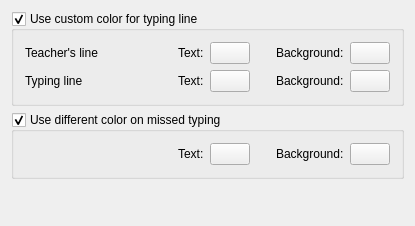
KDE/ktouch, file src/ui/ktouchprefcolorspage.ui: the form before one commit.
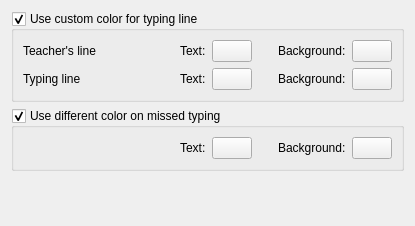
The form after the commit. Custom widgets are drawn as their Qt base class.

```diff
--- a/src/ui/ktouchprefcolorspage.ui
+++ b/src/ui/ktouchprefcolorspage.ui
@@ -365,7 +365,6 @@
    </item>
   </layout>
  </widget>
- <layoutdefault spacing="6" margin="11" />
   <customwidgets>
   <customwidget>
    <class>KColorButton</class>
```
